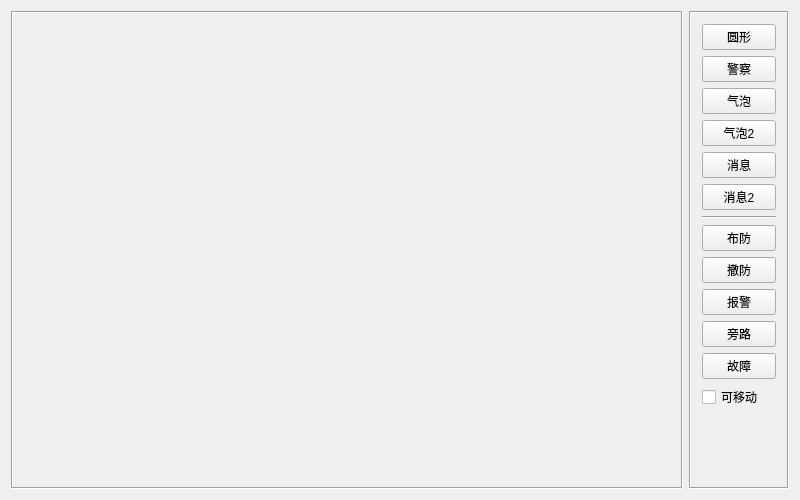
Qt form buttondefence/frmbuttondefence.ui (feiyangqingyun/QWidgetDemo) before a commit.
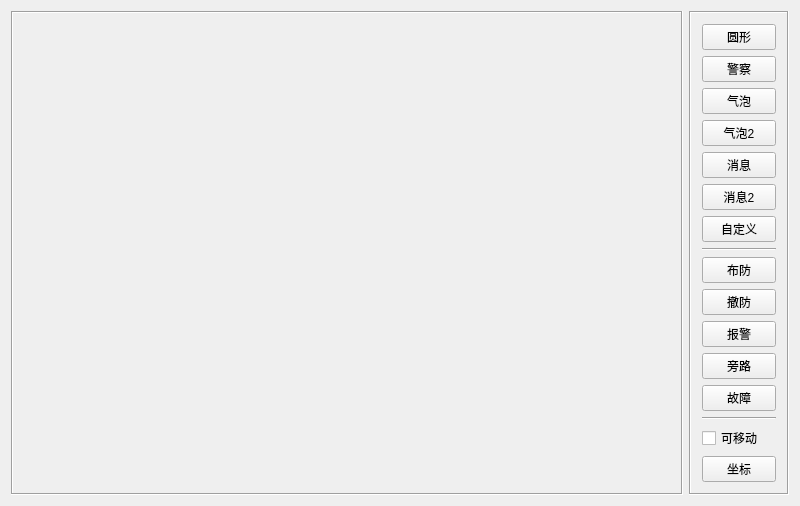
The same form after that commit.

What changed in the file:
```diff
--- a/buttondefence/frmbuttondefence.ui
+++ b/buttondefence/frmbuttondefence.ui
@@ -87,6 +87,13 @@
         </property>
        </widget>
       </item>
+      <item>
+       <widget class="QPushButton" name="btnCustom">
+        <property name="text">
+         <string>自定义</string>
+        </property>
+       </widget>
+      </item>
       <item>
        <widget class="Line" name="line">
         <property name="orientation">
@@ -129,6 +136,13 @@
         </property>
        </widget>
       </item>
+      <item>
+       <widget class="Line" name="line_2">
+        <property name="orientation">
+         <enum>Qt::Horizontal</enum>
+        </property>
+       </widget>
+      </item>
       <item>
        <widget class="QCheckBox" name="ckCanMove">
         <property name="text">
@@ -136,6 +150,13 @@
         </property>
        </widget>
       </item>
+      <item>
+       <widget class="QPushButton" name="btnPoint">
+        <property name="text">
+         <string>坐标</string>
+        </property>
+       </widget>
+      </item>
       <item>
        <spacer name="verticalSpacer">
         <property name="orientation">
```
Left out of the diff: 15 changed lines with no effect on the pictures.
